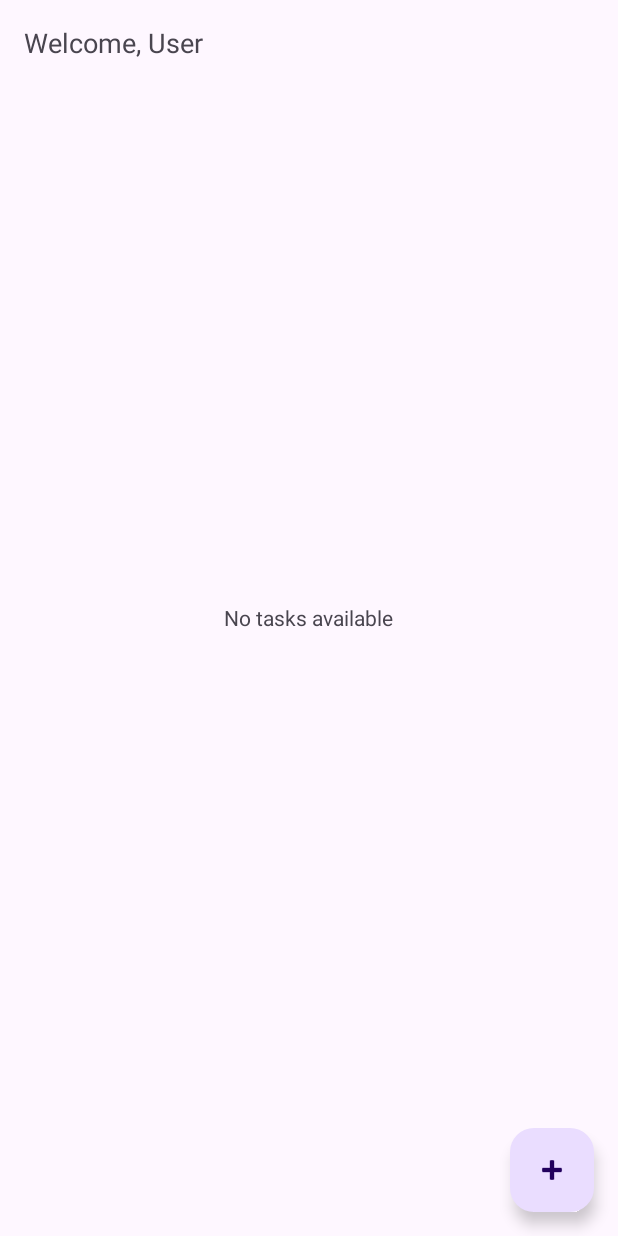
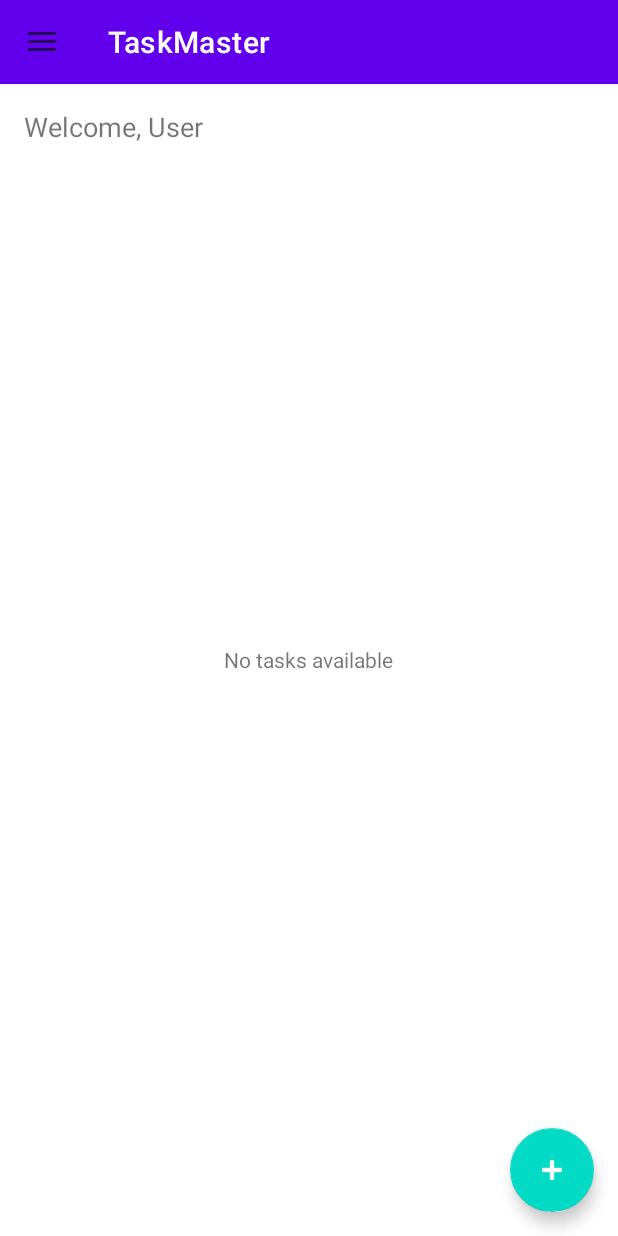
Before and after one commit to dejoussamadev/TaskMaster, an Android app: the TaskListActivity screen opened directly, with no data from a screen before it, on a phone screen of 412 x 824 dp. Run offline under Robolectric (Android 15) with nearby library versions, the phone set to English and light mode, and no system bars; 1 statement that could not run was skipped.

Commit message:
Fixing Bugs

```diff
--- a/app/src/main/AndroidManifest.xml
+++ b/app/src/main/AndroidManifest.xml
@@ -20,6 +20,8 @@
             </intent-filter>
         </activity>
 
+        <activity android:name=".RegisterActivity" />
+        <activity android:name=".AddTaskActivity"/>
         <!-- Task List Activity -->
         <activity
             android:name=".TaskListActivity"
--- /dev/null
+++ b/app/src/main/java/com/example/taskmaster/BaseActivity.java
@@ -0,0 +1,74 @@
+package com.example.taskmaster;
+
+import android.content.Intent;
+import android.content.res.Configuration;
+import android.os.Bundle;
+import androidx.annotation.Nullable;
+import androidx.appcompat.app.AppCompatActivity;
+import androidx.appcompat.widget.Toolbar;
+import androidx.drawerlayout.widget.DrawerLayout;
+import androidx.appcompat.app.ActionBarDrawerToggle;
+import com.google.android.material.navigation.NavigationView;
+
+public class BaseActivity extends AppCompatActivity {
+    protected DrawerLayout drawerLayout;
+    private ActionBarDrawerToggle drawerToggle;
+
+    @Override
+    protected void onCreate(@Nullable Bundle savedInstanceState) {
+        super.onCreate(savedInstanceState);
+        setContentView(R.layout.activity_drawer);
+
+        drawerLayout = findViewById(R.id.drawer_layout);
+        NavigationView navigationView = findViewById(R.id.navigation_view);
+
+        // Set up Toolbar
+        Toolbar toolbar = findViewById(R.id.toolbar);
+        setSupportActionBar(toolbar);
+
+        // Set up ActionBarDrawerToggle
+        drawerToggle = new ActionBarDrawerToggle(
+                this, drawerLayout, toolbar,
+                R.string.navigation_drawer_open,
+                R.string.navigation_drawer_close);
+        drawerLayout.addDrawerListener(drawerToggle);
+        drawerToggle.syncState();
+
+        navigationView.setNavigationItemSelectedListener(item -> {
+            int id = item.getItemId();
+            if (id == R.id.action_logout) {
+                new com.example.taskmaster.util.SessionManager(this).logout();
+                startActivity(new Intent(this, LoginActivity.class));
+                finish();
+                return true;
+            } else if (id == R.id.action_create_task) {
+                startActivity(new Intent(this, AddTaskActivity.class));
+                return true;
+            } else if (id == R.id.action_list_tasks) {
+                startActivity(new Intent(this, TaskListActivity.class));
+                return true;
+            }
+            return false;
+        });
+    }
+
+    @Override
+    protected void onPostCreate(Bundle savedInstanceState) {
+        super.onPostCreate(savedInstanceState);
+        if (drawerToggle != null) {
+            drawerToggle.syncState();
+        }
+    }
+
+    @Override
+    public void onConfigurationChanged(Configuration newConfig) {
+        super.onConfigurationChanged(newConfig);
+        if (drawerToggle != null) {
+            drawerToggle.onConfigurationChanged(newConfig);
+        }
+    }
+
+    protected void setContentLayout(int layoutResID) {
+        getLayoutInflater().inflate(layoutResID, findViewById(R.id.content_frame), true);
+    }
+}
--- a/app/src/main/java/com/example/taskmaster/TaskListActivity.java
+++ b/app/src/main/java/com/example/taskmaster/TaskListActivity.java
@@ -2,13 +2,9 @@ package com.example.taskmaster;
 
 import android.content.Intent;
 import android.os.Bundle;
-import android.view.Menu;
-import android.view.MenuItem;
 import android.view.View;
 import android.widget.TextView;
 
-import androidx.annotation.NonNull;
-import androidx.appcompat.app.AppCompatActivity;
 import androidx.recyclerview.widget.LinearLayoutManager;
 import androidx.recyclerview.widget.RecyclerView;
 
@@ -20,7 +16,7 @@ import com.google.android.material.floatingactionbutton.FloatingActionButton;
 
 import java.util.List;
 
-public class TaskListActivity extends AppCompatActivity {
+public class TaskListActivity extends BaseActivity {
     private RecyclerView recyclerViewTasks;
     private TextView textViewWelcome, textViewNoTasks;
     private FloatingActionButton fabAddTask;
@@ -32,7 +28,7 @@ public class TaskListActivity extends AppCompatActivity {
     @Override
     protected void onCreate(Bundle savedInstanceState) {
         super.onCreate(savedInstanceState);
-        setContentView(R.layout.activity_task_list);
+        setContentLayout(R.layout.activity_task_list);
 
         // Initialize views
         recyclerViewTasks = findViewById(R.id.recyclerViewTasks);
@@ -67,8 +63,8 @@ public class TaskListActivity extends AppCompatActivity {
             fabAddTask.setOnClickListener(new View.OnClickListener() {
                 @Override
                 public void onClick(View v) {
-                    // Navigate to TaskDetailActivity to create a new task
-                    Intent intent = new Intent(TaskListActivity.this, TaskDetailActivity.class);
+                    // Navigate to AddTaskActivity to create a new task
+                    Intent intent = new Intent(TaskListActivity.this, AddTaskActivity.class);
                     startActivity(intent);
                 }
             });
@@ -113,25 +109,4 @@ public class TaskListActivity extends AppCompatActivity {
             recyclerViewTasks.setAdapter(taskAdapter);
         }
     }
-
-    @Override
-    public boolean onCreateOptionsMenu(Menu menu) {
-        getMenuInflater().inflate(R.menu.menu_main, menu);
-        return true;
-    }
-
-    @Override
-    public boolean onOptionsItemSelected(@NonNull MenuItem item) {
-        if (item.getItemId() == R.id.action_logout) {
-            // Logout user
-            sessionManager.logout();
-
-            // Navigate to LoginActivity
-            Intent intent = new Intent(TaskListActivity.this, LoginActivity.class);
-            startActivity(intent);
-            finish();
-            return true;
-        }
-        return super.onOptionsItemSelected(item);
-    }
 }
--- /dev/null
+++ b/app/src/main/res/layout/activity_drawer.xml
@@ -0,0 +1,36 @@
+<?xml version="1.0" encoding="utf-8"?>
+<androidx.drawerlayout.widget.DrawerLayout
+    xmlns:android="http://schemas.android.com/apk/res/android"
+    xmlns:app="http://schemas.android.com/apk/res-auto"
+    android:id="@+id/drawer_layout"
+    android:layout_width="match_parent"
+    android:layout_height="match_parent">
+
+    <LinearLayout
+        android:orientation="vertical"
+        android:layout_width="match_parent"
+        android:layout_height="match_parent">
+
+        <androidx.appcompat.widget.Toolbar
+            android:id="@+id/toolbar"
+            android:layout_width="match_parent"
+            android:layout_height="?attr/actionBarSize"
+            android:background="?attr/colorPrimary"
+            app:titleTextColor="@android:color/white"
+            app:popupTheme="@style/ThemeOverlay.AppCompat.Light" />
+
+        <FrameLayout
+            android:id="@+id/content_frame"
+            android:layout_width="match_parent"
+            android:layout_height="0dp"
+            android:layout_weight="1" />
+    </LinearLayout>
+
+    <com.google.android.material.navigation.NavigationView
+        android:id="@+id/navigation_view"
+        android:layout_width="wrap_content"
+        android:layout_height="match_parent"
+        android:layout_gravity="start"
+        app:menu="@menu/menu_main" />
+
+</androidx.drawerlayout.widget.DrawerLayout>
--- a/app/src/main/res/menu/menu_main.xml
+++ b/app/src/main/res/menu/menu_main.xml
@@ -1,6 +1,14 @@
 <?xml version="1.0" encoding="utf-8"?>
 <menu xmlns:android="http://schemas.android.com/apk/res/android"
     xmlns:app="http://schemas.android.com/apk/res-auto">
+    <item
+        android:id="@+id/action_create_task"
+        android:title="Create Task"
+        app:showAsAction="never" />
+    <item
+        android:id="@+id/action_list_tasks"
+        android:title="List Tasks"
+        app:showAsAction="never" />
     <item
         android:id="@+id/action_logout"
         android:title="Logout"
--- a/app/src/main/res/values/colors.xml
+++ b/app/src/main/res/values/colors.xml
@@ -3,4 +3,8 @@
     <color name="black">#FF000000</color>
     <color name="white">#FFFFFFFF</color>
     <color name="error_color">#FF0000</color>
+    <color name="purple_500">#6200EE</color>
+    <color name="purple_700">#3700B3</color>
+    <color name="teal_200">#03DAC5</color>
+    <color name="teal_700">#018786</color>
 </resources>
--- a/app/src/main/res/values/strings.xml
+++ b/app/src/main/res/values/strings.xml
@@ -37,6 +37,14 @@
     <string name="task_title">Task Title</string>
     <string name="assign_to_label">Assign To (User ID):</string>
     <string name="user_id_hint">User ID</string>
+    <string name="dont_have_an_account">Dont have an account? Register</string>
+    <string name="navigation_drawer_open">Open navigation drawer</string>
+    <string name="navigation_drawer_close">Close navigation drawer</string>
+    <string name="task_title_hint">Task Title</string>
+    <string name="task_description_hint">Task Description</string>
+    <string name="status_label">Status</string>
+    <string name="assignee_label">Assignee</string>
+    <string name="create_task_button">Create Task</string>
 
     <!-- Task status options -->
     <string-array name="task_status_options">
--- a/app/src/main/res/values/themes.xml
+++ b/app/src/main/res/values/themes.xml
@@ -5,5 +5,13 @@
         <!-- <item name="colorPrimary">@color/my_light_primary</item> -->
     </style>
 
-    <style name="Theme.TaskMaster" parent="Base.Theme.TaskMaster" />
+
+    <style name="Theme.TaskMaster" parent="Theme.MaterialComponents.DayNight.NoActionBar">
+        <item name="colorPrimary">@color/purple_500</item>
+        <item name="colorPrimaryVariant">@color/purple_700</item>
+        <item name="colorOnPrimary">@android:color/white</item>
+        <item name="colorSecondary">@color/teal_200</item>
+        <item name="colorSecondaryVariant">@color/teal_700</item>
+        <item name="colorOnSecondary">@android:color/white</item>
+    </style>
 </resources>
```
Also changed, not shown: app/src/main/java/com/example/taskmaster/AddTaskActivity.java (added, +92 -0 lines), app/src/main/java/com/example/taskmaster/LoginActivity.java (+13 -1 lines), app/src/main/java/com/example/taskmaster/dao/TaskDao.java (+16 -0 lines), app/src/main/java/com/example/taskmaster/dao/UserDao.java (+41 -0 lines), app/src/main/java/com/example/taskmaster/model/Task.java (+9 -0 lines), app/src/main/res/layout/activity_add_task.xml (added, +58 -0 lines), app/src/main/res/layout/activity_login.xml (+8 -0 lines).
